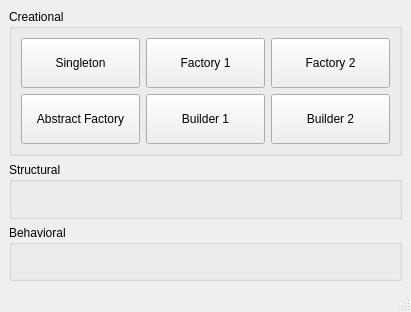
Before: the Qt Designer form mainwindow.ui in kunalgavhane12/DesignPattern, drawn with Qt 5.
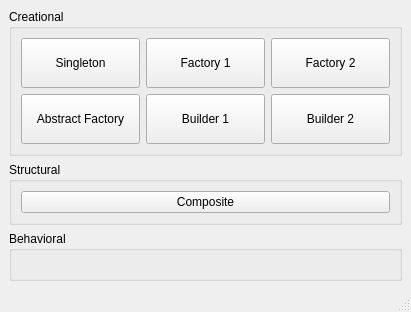
After: the same form once the commit is applied.

Commit message: Composite design Pattern

The edit to the form file:
```diff
--- a/mainwindow.ui
+++ b/mainwindow.ui
@@ -107,6 +107,15 @@
       <property name="title">
        <string>Structural</string>
       </property>
+      <layout class="QGridLayout" name="gridLayout_2">
+       <item row="0" column="0">
+        <widget class="QPushButton" name="btnCompositePattern">
+         <property name="text">
+          <string>Composite</string>
+         </property>
+        </widget>
+       </item>
+      </layout>
      </widget>
     </item>
     <item>
```
The commit also changes 12 other files.
